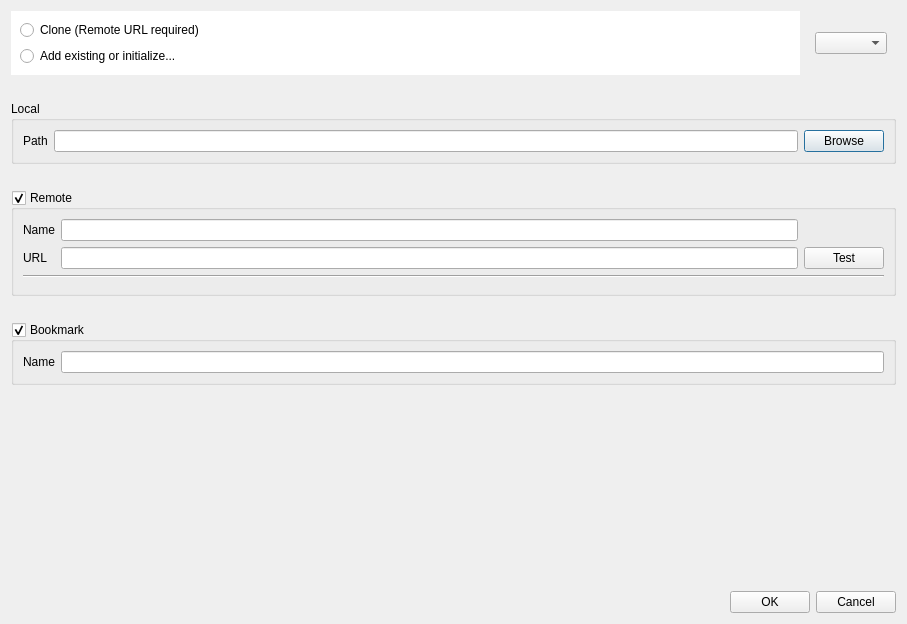
Above: src/AddRepositoryDialog.ui from soramimi/Guitar before the change. Below: the same form after it.
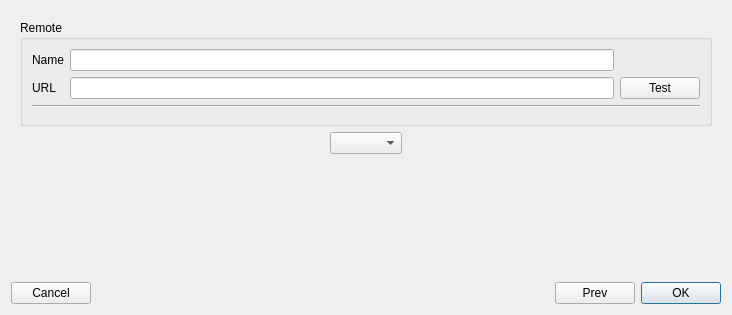
That is the form after the change. Custom widgets are drawn as their Qt base class.

Commit message: Escキーの挙動改善；AddRepositoryDialogの改良

What changed in the file:
```diff
--- a/src/AddRepositoryDialog.ui
+++ b/src/AddRepositoryDialog.ui
@@ -6,87 +6,60 @@
    <rect>
     <x>0</x>
     <y>0</y>
-    <width>907</width>
-    <height>624</height>
+    <width>732</width>
+    <height>315</height>
    </rect>
   </property>
   <property name="windowTitle">
    <string>Add Repository</string>
   </property>
-  <layout class="QVBoxLayout" name="verticalLayout_4">
+  <layout class="QVBoxLayout" name="verticalLayout_5">
    <item>
-    <layout class="QHBoxLayout" name="horizontalLayout_4">
-     <item>
-      <widget class="QFrame" name="frame">
-       <property name="styleSheet">
-        <string notr="true">background-color: #ffffff;</string>
-       </property>
-       <property name="frameShape">
-        <enum>QFrame::NoFrame</enum>
-       </property>
-       <property name="frameShadow">
-        <enum>QFrame::Raised</enum>
-       </property>
-       <layout class="QHBoxLayout" name="horizontalLayout_3">
-        <item>
+    <widget class="QStackedWidget" name="stackedWidget">
+     <property name="currentIndex">
+      <number>2</number>
+     </property>
+     <widget class="QWidget" name="page_first">
          <layout class="QVBoxLayout" name="verticalLayout">
           <item>
            <widget class="QRadioButton" name="radioButton_clone">
             <property name="text">
-             <string>Clone (Remote URL required)</string>
+          <string>Clone</string>
             </property>
            </widget>
           </item>
           <item>
            <widget class="QRadioButton" name="radioButton_add_existing">
             <property name="text">
-             <string>Add existing or initialize...</string>
+          <string>Add existing</string>
             </property>
            </widget>
           </item>
-         </layout>
+       <item>
+        <widget class="QRadioButton" name="radioButton_initialize">
+         <property name="text">
+          <string>Initialize</string>
+         </property>
+        </widget>
         </item>
         <item>
-         <spacer name="horizontalSpacer_2">
+        <spacer name="verticalSpacer_2">
           <property name="orientation">
-           <enum>Qt::Horizontal</enum>
+          <enum>Qt::Vertical</enum>
           </property>
           <property name="sizeHint" stdset="0">
            <size>
-            <width>628</width>
-            <height>20</height>
+           <width>20</width>
+           <height>160</height>
            </size>
           </property>
          </spacer>
         </item>
        </layout>
       </widget>
-     </item>
-     <item>
-      <widget class="QFrame" name="frame_2">
-       <property name="frameShape">
-        <enum>QFrame::NoFrame</enum>
-       </property>
-       <property name="frameShadow">
-        <enum>QFrame::Plain</enum>
-       </property>
+     <widget class="QWidget" name="page_local">
        <layout class="QVBoxLayout" name="verticalLayout_3">
         <item>
-         <widget class="QComboBox" name="comboBox_search"/>
-        </item>
-       </layout>
-      </widget>
-     </item>
-    </layout>
-   </item>
-   <item>
-    <widget class="QLabel" name="label_6">
-     <property name="text">
-      <string/>
-     </property>
-    </widget>
-   </item>
-   <item>
     <widget class="QGroupBox" name="groupBox_local">
      <property name="title">
       <string>Local</string>
@@ -125,15 +98,29 @@
     </widget>
    </item>
    <item>
+        <spacer name="verticalSpacer_3">
+         <property name="orientation">
+          <enum>Qt::Vertical</enum>
+         </property>
+         <property name="sizeHint" stdset="0">
+          <size>
+           <width>20</width>
+           <height>149</height>
+          </size>
+         </property>
+        </spacer>
+       </item>
+      </layout>
+     </widget>
+     <widget class="QWidget" name="page_remote">
+      <layout class="QVBoxLayout" name="verticalLayout_4">
+       <item>
     <widget class="QGroupBox" name="groupBox_remote">
      <property name="title">
       <string>Remote</string>
      </property>
-     <property name="checkable">
-      <bool>true</bool>
-     </property>
      <property name="checked">
-      <bool>true</bool>
+          <bool>false</bool>
      </property>
      <layout class="QVBoxLayout" name="verticalLayout_2">
       <item>
@@ -181,33 +168,37 @@
     </widget>
    </item>
    <item>
-    <widget class="QLabel" name="label_5">
-     <property name="text">
-      <string/>
-     </property>
-    </widget>
-   </item>
-   <item>
-    <widget class="QGroupBox" name="groupBox_bookmark">
-     <property name="title">
-      <string>Bookmark</string>
-     </property>
-     <property name="checkable">
-      <bool>true</bool>
-     </property>
      <layout class="QHBoxLayout" name="horizontalLayout_2">
       <item>
-       <widget class="QLabel" name="label_2">
-        <property name="text">
-         <string>Name</string>
-        </property>
-       </widget>
+          <spacer name="horizontalSpacer_2">
+           <property name="orientation">
+            <enum>Qt::Horizontal</enum>
+           </property>
+           <property name="sizeHint" stdset="0">
+            <size>
+             <width>40</width>
+             <height>20</height>
+            </size>
+           </property>
+          </spacer>
       </item>
       <item>
-       <widget class="QLineEdit" name="lineEdit_bookmark_name"/>
-      </item>
-     </layout>
-    </widget>
+          <widget class="QComboBox" name="comboBox_search"/>
+         </item>
+         <item>
+          <spacer name="horizontalSpacer_3">
+           <property name="orientation">
+            <enum>Qt::Horizontal</enum>
+           </property>
+           <property name="sizeHint" stdset="0">
+            <size>
+             <width>40</width>
+             <height>20</height>
+            </size>
+           </property>
+          </spacer>
+         </item>
+        </layout>
    </item>
    <item>
     <spacer name="verticalSpacer">
@@ -222,8 +213,19 @@
      </property>
     </spacer>
    </item>
+      </layout>
+     </widget>
+    </widget>
+   </item>
    <item>
     <layout class="QHBoxLayout" name="horizontalLayout">
+     <item>
+      <widget class="QPushButton" name="pushButton_cancel">
+       <property name="text">
+        <string>Cancel</string>
+       </property>
+      </widget>
+     </item>
      <item>
       <spacer name="horizontalSpacer">
        <property name="orientation">
@@ -237,17 +239,20 @@
        </property>
       </spacer>
      </item>
+     <item>
+      <widget class="QPushButton" name="pushButton_prev">
+       <property name="text">
+        <string>Prev</string>
+       </property>
+      </widget>
+     </item>
      <item>
       <widget class="QPushButton" name="pushButton_ok">
        <property name="text">
         <string>OK</string>
        </property>
-      </widget>
-     </item>
-     <item>
-      <widget class="QPushButton" name="pushButton_cancel">
-       <property name="text">
-        <string>Cancel</string>
+       <property name="default">
+        <bool>true</bool>
        </property>
       </widget>
      </item>
```
Left out of the diff: 9 changed lines with no effect on the pictures. Lines whose indentation alone changed are shown as unchanged. The commit also changes 10 other files.
